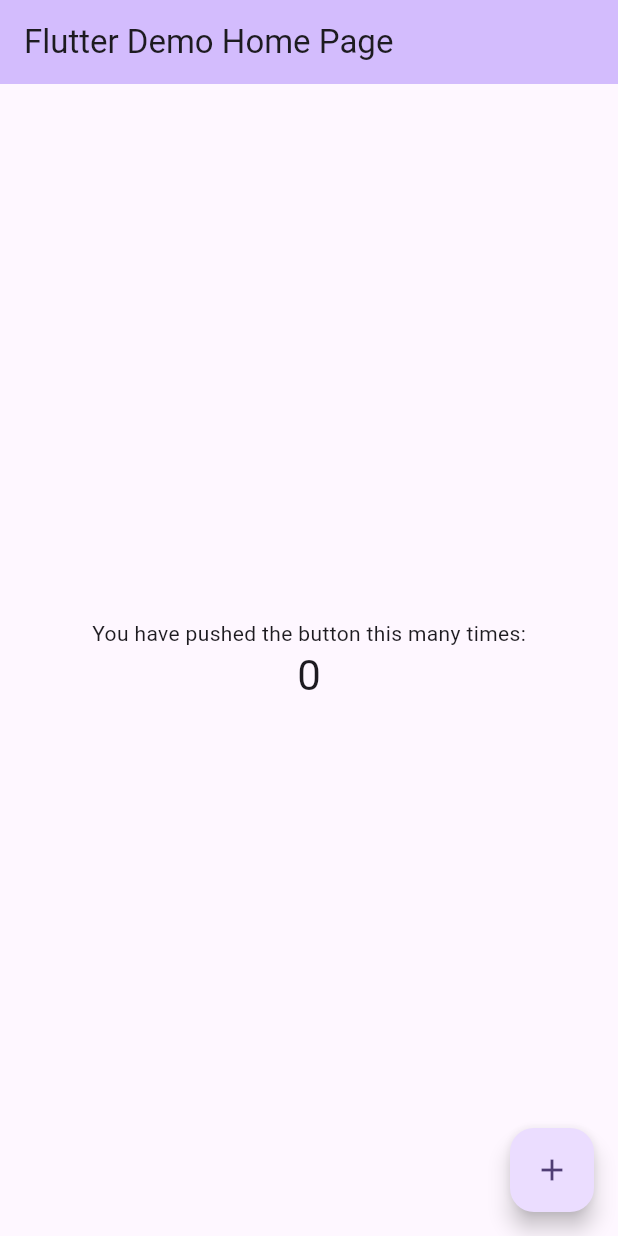
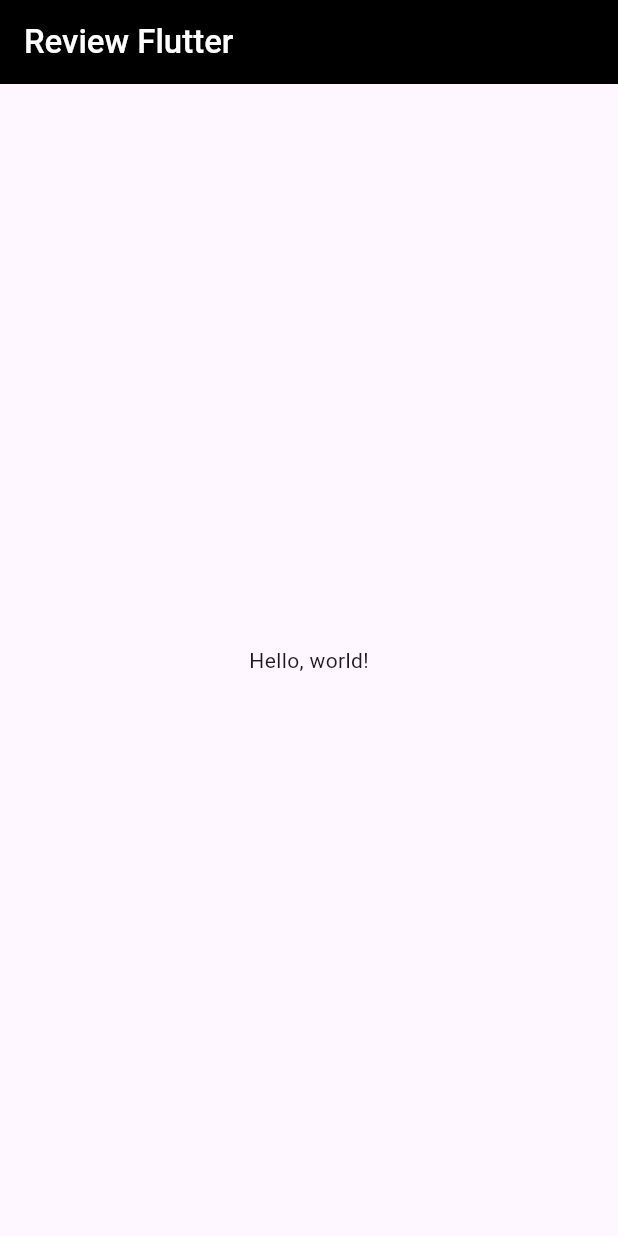
Before and after one commit to ditorizkyka/Learn, a Flutter app: the screen it shows after launch, on a phone screen of 412 x 824 dp. Run offline on Flutter 3.47's test engine with Material 3 defaults, Android fonts, the light colour scheme and no system bars.

Commit message:
feat : Finishing Home Screeen

```diff
--- a/review_flutter/lib/main.dart
+++ b/review_flutter/lib/main.dart
@@ -1,125 +1,32 @@
 import 'package:flutter/material.dart';
 
 void main() {
-  runApp(const MyApp());
+  runApp(MyApp());
 }
 
 class MyApp extends StatelessWidget {
-  const MyApp({super.key});
-
-  // This widget is the root of your application.
   @override
   Widget build(BuildContext context) {
     return MaterialApp(
-      title: 'Flutter Demo',
-      theme: ThemeData(
-        // This is the theme of your application.
-        //
-        // TRY THIS: Try running your application with "flutter run". You'll see
-        // the application has a purple toolbar. Then, without quitting the app,
-        // try changing the seedColor in the colorScheme below to Colors.green
-        // and then invoke "hot reload" (save your changes or press the "hot
-        // reload" button in a Flutter-supported IDE, or press "r" if you used
-        // the command line to start the app).
-        //
-        // Notice that the counter didn't reset back to zero; the application
-        // state is not lost during the reload. To reset the state, use hot
-        // restart instead.
-        //
-        // This works for code too, not just values: Most code changes can be
-        // tested with just a hot reload.
-        colorScheme: ColorScheme.fromSeed(seedColor: Colors.deepPurple),
-        useMaterial3: true,
-      ),
-      home: const MyHomePage(title: 'Flutter Demo Home Page'),
+      home: HomeScreen(),
     );
   }
 }
 
-class MyHomePage extends StatefulWidget {
-  const MyHomePage({super.key, required this.title});
-
-  // This widget is the home page of your application. It is stateful, meaning
-  // that it has a State object (defined below) that contains fields that affect
-  // how it looks.
-
-  // This class is the configuration for the state. It holds the values (in this
-  // case the title) provided by the parent (in this case the App widget) and
-  // used by the build method of the State. Fields in a Widget subclass are
-  // always marked "final".
-
-  final String title;
-
-  @override
-  State<MyHomePage> createState() => _MyHomePageState();
-}
-
-class _MyHomePageState extends State<MyHomePage> {
-  int _counter = 0;
-
-  void _incrementCounter() {
-    setState(() {
-      // This call to setState tells the Flutter framework that something has
-      // changed in this State, which causes it to rerun the build method below
-      // so that the display can reflect the updated values. If we changed
-      // _counter without calling setState(), then the build method would not be
-      // called again, and so nothing would appear to happen.
-      _counter++;
-    });
-  }
-
+class HomeScreen extends StatelessWidget {
   @override
   Widget build(BuildContext context) {
-    // This method is rerun every time setState is called, for instance as done
-    // by the _incrementCounter method above.
-    //
-    // The Flutter framework has been optimized to make rerunning build methods
-    // fast, so that you can just rebuild anything that needs updating rather
-    // than having to individually change instances of widgets.
     return Scaffold(
       appBar: AppBar(
-        // TRY THIS: Try changing the color here to a specific color (to
-        // Colors.amber, perhaps?) and trigger a hot reload to see the AppBar
-        // change color while the other colors stay the same.
-        backgroundColor: Theme.of(context).colorScheme.inversePrimary,
-        // Here we take the value from the MyHomePage object that was created by
-        // the App.build method, and use it to set our appbar title.
-        title: Text(widget.title),
-      ),
-      body: Center(
-        // Center is a layout widget. It takes a single child and positions it
-        // in the middle of the parent.
-        child: Column(
-          // Column is also a layout widget. It takes a list of children and
-          // arranges them vertically. By default, it sizes itself to fit its
-          // children horizontally, and tries to be as tall as its parent.
-          //
-          // Column has various properties to control how it sizes itself and
-          // how it positions its children. Here we use mainAxisAlignment to
-          // center the children vertically; the main axis here is the vertical
-          // axis because Columns are vertical (the cross axis would be
-          // horizontal).
-          //
-          // TRY THIS: Invoke "debug painting" (choose the "Toggle Debug Paint"
-          // action in the IDE, or press "p" in the console), to see the
-          // wireframe for each widget.
-          mainAxisAlignment: MainAxisAlignment.center,
-          children: <Widget>[
-            const Text(
-              'You have pushed the button this many times:',
-            ),
-            Text(
-              '$_counter',
-              style: Theme.of(context).textTheme.headlineMedium,
-            ),
-          ],
+        backgroundColor: Colors.black,
+        title: const Text(
+          'Review Flutter',
+          style: TextStyle(color: Colors.white, fontWeight: FontWeight.w500),
         ),
       ),
-      floatingActionButton: FloatingActionButton(
-        onPressed: _incrementCounter,
-        tooltip: 'Increment',
-        child: const Icon(Icons.add),
-      ), // This trailing comma makes auto-formatting nicer for build methods.
+      body: const Center(
+        child: Text('Hello, world!'),
+      ),
     );
   }
 }
```
